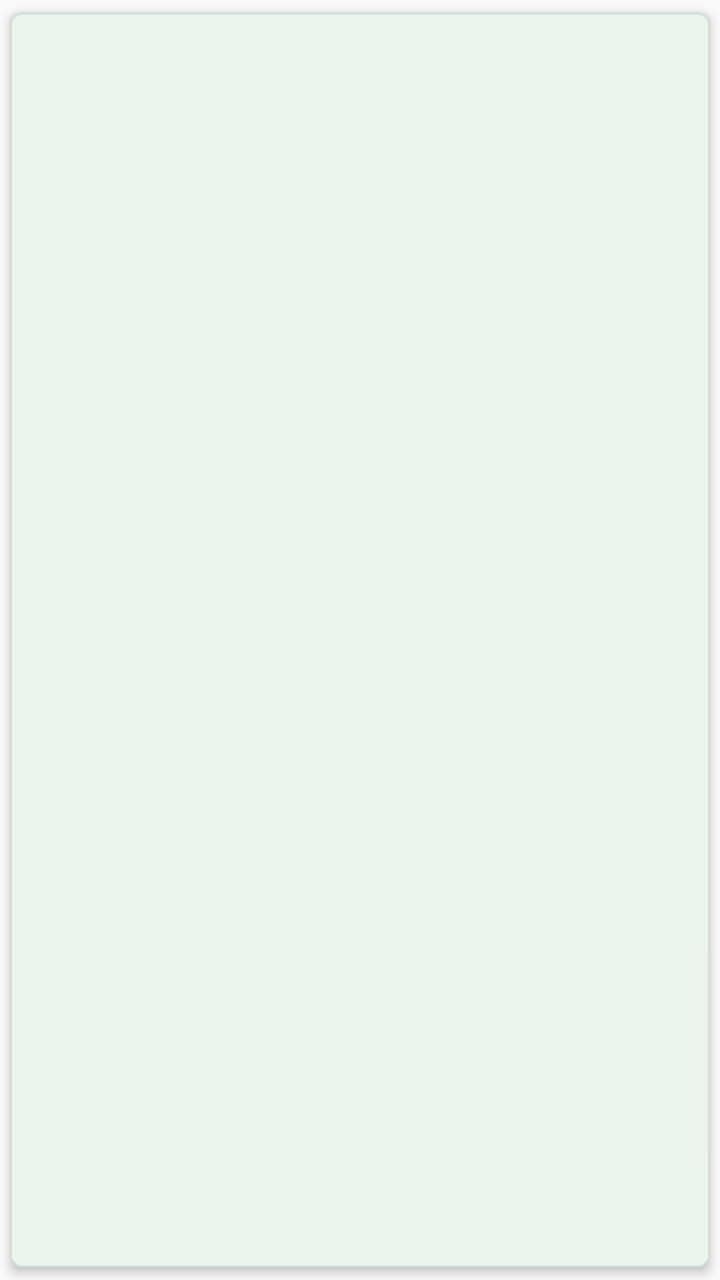
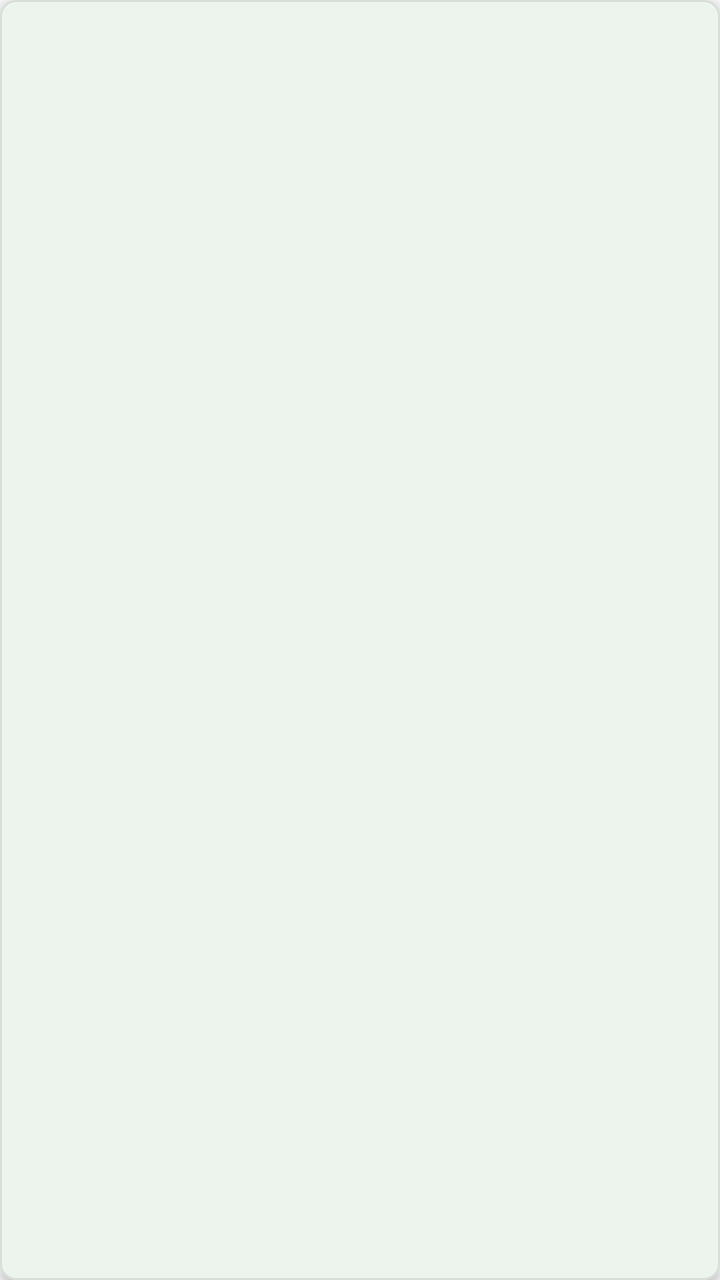

An Android layout rendered at two revisions. The XML below is the earlier revision; the diff shows what the commit changed to produce the second picture.
<!-- AndroidManifest.xml: application theme Theme.FastScan -->
<!-- res/layout/item_box.xml -->
<?xml version="1.0" encoding="utf-8"?>
<com.google.android.material.card.MaterialCardView xmlns:android="http://schemas.android.com/apk/res/android"
    xmlns:app="http://schemas.android.com/apk/res-auto"
    android:layout_width="match_parent"
    android:layout_height="wrap_content"
    android:layout_marginHorizontal="8dp"
    android:layout_marginVertical="6dp"
    app:cardCornerRadius="6dp"
    app:cardElevation="3dp"
    app:cardBackgroundColor="@color/app_surface"
    app:cardUseCompatPadding="true"
    app:strokeColor="@color/card_stroke"
    app:strokeWidth="1dp">

    <LinearLayout
        android:layout_width="match_parent"
        android:layout_height="wrap_content"
        android:orientation="vertical"
        android:padding="16dp">

        <TextView android:id="@+id/tvTrackingCode" android:layout_width="wrap_content" android:layout_height="wrap_content" android:textSize="18sp" android:textStyle="bold" />

        <TextView android:id="@+id/tvGrossWeight" android:layout_width="wrap_content" android:layout_height="wrap_content" />

        <TextView android:id="@+id/tvVWeight" android:layout_width="wrap_content" android:layout_height="wrap_content" />

        <TextView android:id="@+id/tvSizes" android:layout_width="wrap_content" android:layout_height="wrap_content" />

        <TextView android:id="@+id/tvOrderCount" android:layout_width="wrap_content" android:layout_height="wrap_content" />

        <TextView android:id="@+id/tvDate" android:layout_width="wrap_content" android:layout_height="wrap_content" android:textSize="12sp" android:textColor="@color/app_text_secondary" />

    </LinearLayout>

</com.google.android.material.card.MaterialCardView>
<!-- resources referenced by this layout -->
<resources>
  <color name="app_surface">#FFFFFF</color>
  <color name="app_text_secondary">#616161</color>
  <color name="card_stroke">#D7DDD8</color>
  <style name="Theme.FastScan" parent="Theme.Material3.DayNight.NoActionBar">
  
          
          <item name="colorPrimary">@color/app_primary</item>
          <item name="colorPrimaryVariant">@color/app_primary_dark</item>
          <item name="colorOnPrimary">@color/app_on_primary</item>
  
          <item name="colorSecondary">@color/app_primary</item>
          <item name="colorOnSecondary">@color/app_on_primary</item>
          <item name="colorSurface">@color/app_surface</item>
          <item name="colorOnSurface">@color/app_text_primary</item>
          <item name="colorOnSurfaceVariant">@color/app_text_secondary</item>
          <item name="colorOutline">@color/card_stroke</item>
          <item name="android:colorBackground">@color/app_background</item>
          <item name="android:windowBackground">@color/app_background</item>
          <item name="android:navigationBarColor">@color/app_surface</item>
  
          
          <item name="android:statusBarColor">@color/app_primary_dark</item>
          <item name="android:windowLightStatusBar">false</item>
  
      </style>
  <color name="app_primary">#2E7D32</color>
  <color name="app_primary_dark">#1B5E20</color>
  <color name="app_on_primary">#FFFFFF</color>
  <color name="app_text_primary">#212121</color>
  <color name="app_background">#FAFAFA</color>
</resources>

<!-- the commit's change to res/layout/item_box.xml (unified diff, before → after) -->
@@ -3,12 +3,12 @@
     xmlns:app="http://schemas.android.com/apk/res-auto"
     android:layout_width="match_parent"
     android:layout_height="wrap_content"
-    android:layout_marginHorizontal="8dp"
+    android:layout_marginHorizontal="2dp"
     android:layout_marginVertical="6dp"
-    app:cardCornerRadius="6dp"
+    app:cardBackgroundColor="@color/app_surface"
+    app:cardCornerRadius="8dp"
     app:cardElevation="3dp"
-    app:cardBackgroundColor="@color/app_surface"
-    app:cardUseCompatPadding="true"
+    app:cardUseCompatPadding="false"
     app:strokeColor="@color/card_stroke"
     app:strokeWidth="1dp">
 
@@ -16,19 +16,74 @@
         android:layout_width="match_parent"
         android:layout_height="wrap_content"
         android:orientation="vertical"
-        android:padding="16dp">
+        android:padding="14dp">
 
-        <TextView android:id="@+id/tvTrackingCode" android:layout_width="wrap_content" android:layout_height="wrap_content" android:textSize="18sp" android:textStyle="bold" />
+        <LinearLayout
+            android:layout_width="match_parent"
+            android:layout_height="wrap_content"
+            android:gravity="center_vertical"
+            android:orientation="horizontal">
 
-        <TextView android:id="@+id/tvGrossWeight" android:layout_width="wrap_content" android:layout_height="wrap_content" />
+            <TextView
+                android:id="@+id/tvTrackingCode"
+                android:layout_width="0dp"
+                android:layout_height="wrap_content"
+                android:layout_weight="1"
+                android:ellipsize="middle"
+                android:maxLines="1"
+                android:textColor="@color/app_text_primary"
+                android:textSize="17sp"
+                android:textStyle="bold" />
 
-        <TextView android:id="@+id/tvVWeight" android:layout_width="wrap_content" android:layout_height="wrap_content" />
+            <TextView
+                android:id="@+id/tvGrossWeight"
+                android:layout_width="wrap_content"
+                android:layout_height="wrap_content"
+                android:layout_marginStart="12dp"
+                android:textColor="@color/app_text_primary"
+                android:textSize="14sp"
+                android:textStyle="bold" />
 
-        <TextView android:id="@+id/tvSizes" android:layout_width="wrap_content" android:layout_height="wrap_content" />
+        </LinearLayout>
 
-        <TextView android:id="@+id/tvOrderCount" android:layout_width="wrap_content" android:layout_height="wrap_content" />
+        <TextView
+            android:id="@+id/tvSizes"
+            android:layout_width="wrap_content"
+            android:layout_height="wrap_content"
+            android:layout_marginTop="8dp"
+            android:textColor="@color/app_text_secondary"
+            android:textSize="14sp" />
 
-        <TextView android:id="@+id/tvDate" android:layout_width="wrap_content" android:layout_height="wrap_content" android:textSize="12sp" android:textColor="@color/app_text_secondary" />
+        <LinearLayout
+            android:layout_width="match_parent"
+            android:layout_height="wrap_content"
+            android:layout_marginTop="6dp"
+            android:orientation="horizontal">
+
+            <TextView
+                android:id="@+id/tvVWeight"
+                android:layout_width="0dp"
+                android:layout_height="wrap_content"
+                android:layout_weight="1"
+                android:textColor="@color/app_text_secondary"
+                android:textSize="14sp" />
+
+            <TextView
+                android:id="@+id/tvOrderCount"
+                android:layout_width="wrap_content"
+                android:layout_height="wrap_content"
+                android:textColor="@color/app_text_secondary"
+                android:textSize="14sp" />
+
+        </LinearLayout>
+
+        <TextView
+            android:id="@+id/tvDate"
+            android:layout_width="wrap_content"
+            android:layout_height="wrap_content"
+            android:layout_marginTop="6dp"
+            android:textColor="@color/app_text_secondary"
+            android:textSize="13sp" />
 
     </LinearLayout>
 
